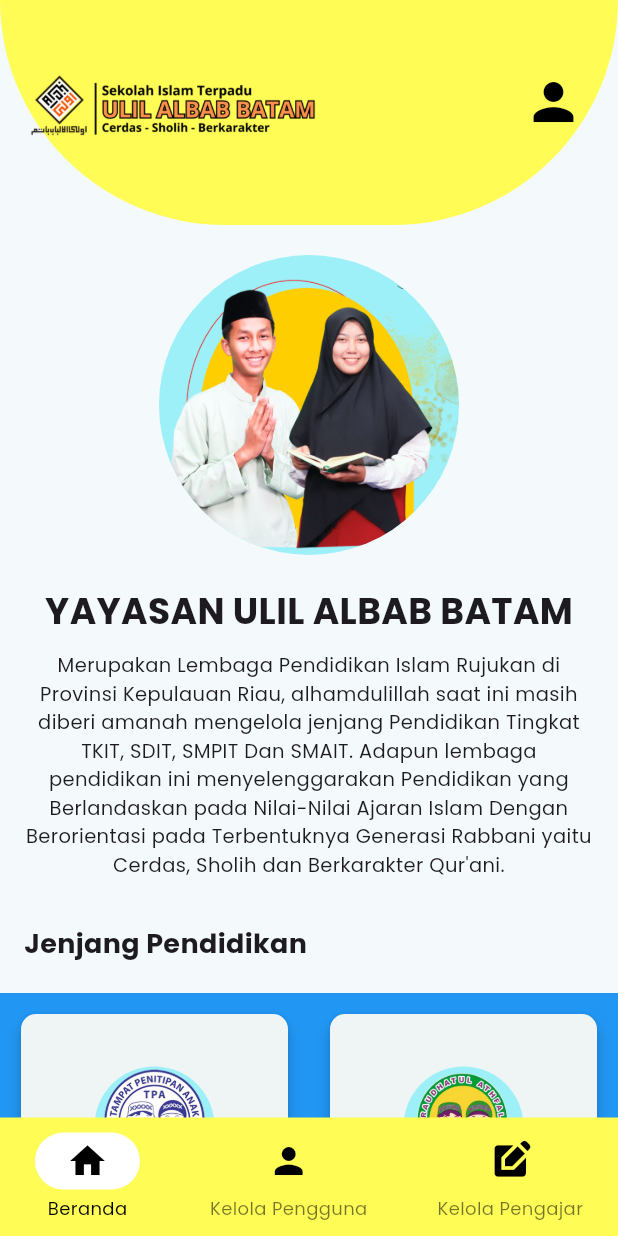
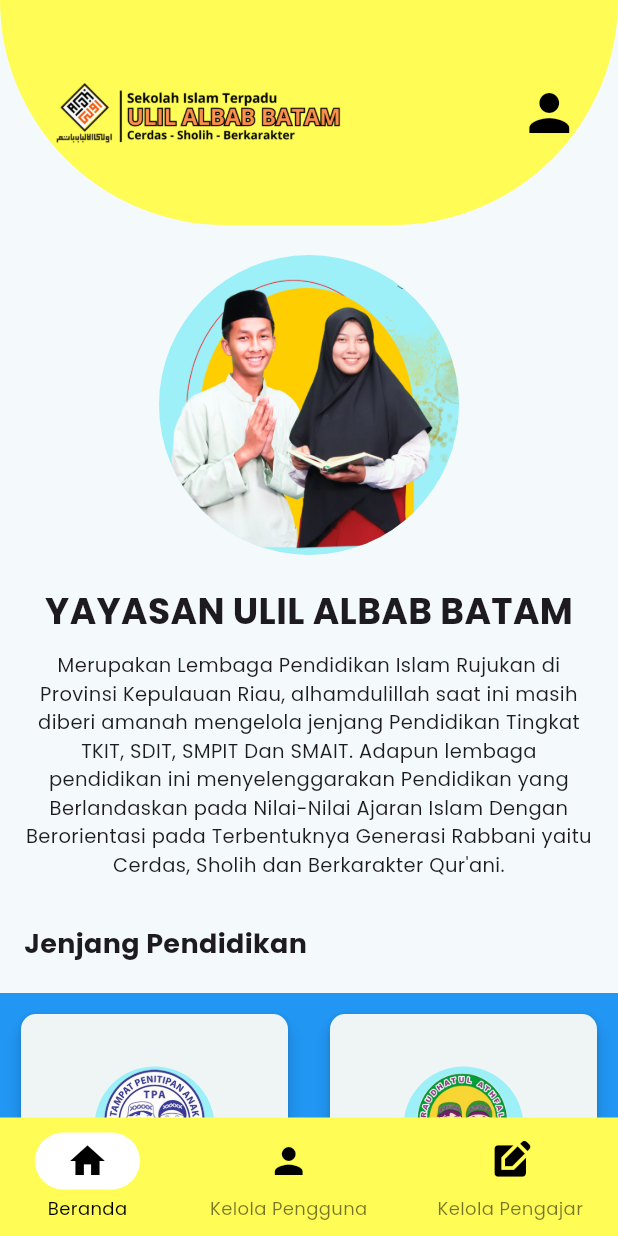
Before and after one commit to fadliaditya06/Microlearning-Mobile, a Flutter app: the AdminPage screen opened directly, on a phone screen of 412 x 824 dp. Run offline on Flutter 3.47's test engine with Material 3 defaults, Android fonts, the phone set to English and light mode, and no system bars; our stand-ins replace cloud_firestore, file_picker, firebase_auth, firebase_core, firebase_storage, get and 4 more; missing offline and left inert: syncfusion_flutter_pdfviewer; accounts and stored records are empty.

Commit message:
perbaikan posisi logo dan icon pada dashboard siswa, guru dan admin

```diff
--- a/lib/admin_page.dart
+++ b/lib/admin_page.dart
@@ -44,12 +44,11 @@ class AdminPageState extends State<AdminPage> {
               ),
               child: Stack(
                 children: <Widget>[
-                  Positioned(
-                    top: -30,
-                    left: 15,
+                  Align(
+                    alignment: const Alignment(-0.7, 0),
+                    child: Container(
                       width: 200,
                       height: 200,
-                    child: Container(
                       decoration: const BoxDecoration(
                         image: DecorationImage(
                           image: AssetImage('assets/images/logo-ulilalbab.png'),
@@ -58,9 +57,8 @@ class AdminPageState extends State<AdminPage> {
                       ),
                     ),
                   ),
-                  Positioned(
-                    top: 40,
-                    right: 15,
+                  Align(
+                  alignment: const Alignment(0.9, 0),
                   child: IconButton(
                     onPressed: () {
                       Navigator.push(
```
Also changed, not shown: lib/student_page.dart (+5 -7 lines), lib/teacher_page.dart (+7 -8 lines). Lines whose indentation alone changed are shown as unchanged.
